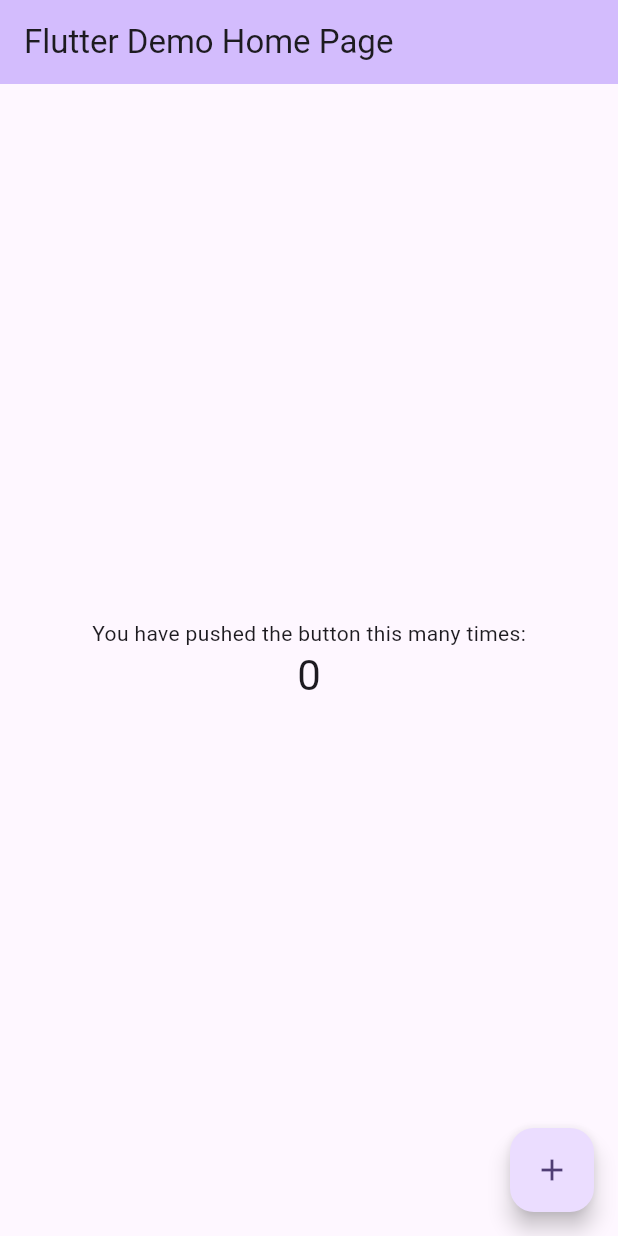
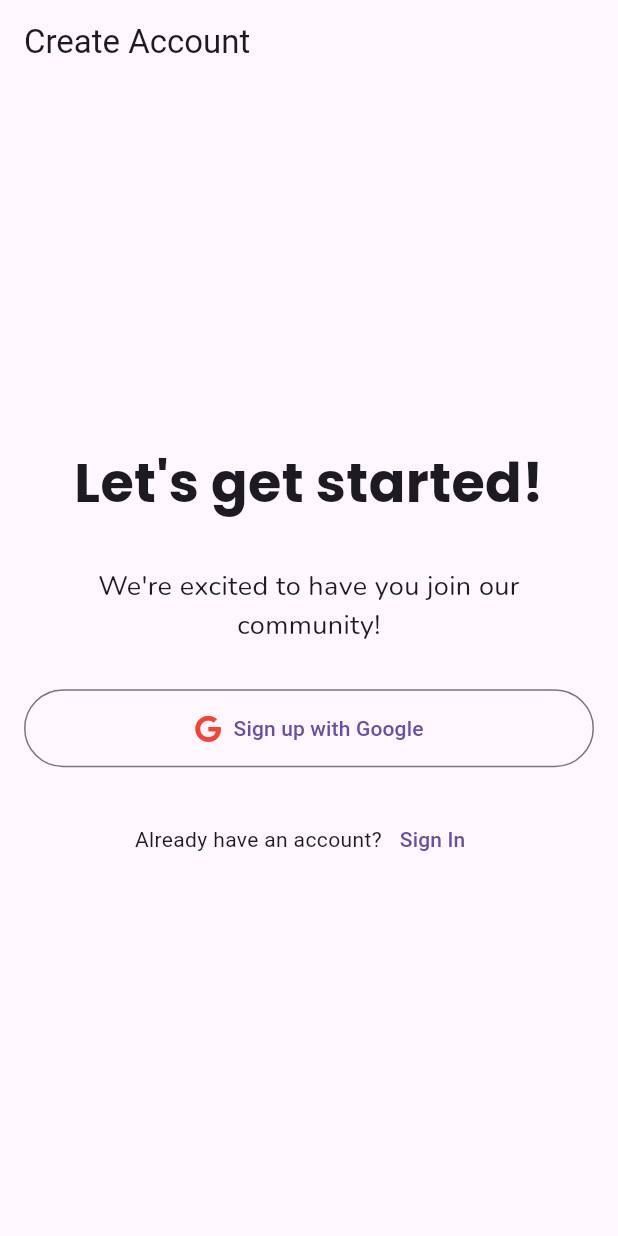
Before and after one commit to jaiakash/complaint_app, a Flutter app: the screen it shows after launch, on a phone screen of 412 x 824 dp. Run offline on Flutter 3.47's test engine with Material 3 defaults, Android fonts, the light colour scheme and no system bars; our stand-ins replace firebase_auth, firebase_core, fluttertoast, font_awesome_flutter, google_fonts, google_sign_in; accounts and stored records are empty; generated files the repository leaves out were written again.

Commit message:
feature/add google auth (#14)
* Google Auth service and auth pages created

* Google Auth functioning, check for further bugs and inspect thoroughly

* Google Auth service update: Remove the email-password pair provision of auth, simply go with Google OAuth

* fixes

* fix: git ignore, rm .vscode and chore

---------

Co-authored-by: Akash Jaiswal <akashjaiswal3846@gmail.com>

```diff
--- a/lib/main.dart
+++ b/lib/main.dart
@@ -1,125 +1,32 @@
+import 'package:complaint_app/firebase_options.dart';
+import 'package:complaint_app/pages/auth/auth_wrapper.dart';
+import 'package:complaint_app/pages/home/home_page.dart';
 import 'package:flutter/material.dart';
+import 'package:firebase_core/firebase_core.dart';
 
-void main() {
+void main() async {
+  WidgetsFlutterBinding.ensureInitialized();
+  await Firebase.initializeApp(options: DefaultFirebaseOptions.currentPlatform);
   runApp(const MyApp());
 }
 
 class MyApp extends StatelessWidget {
   const MyApp({super.key});
 
-  // This widget is the root of your application.
   @override
   Widget build(BuildContext context) {
     return MaterialApp(
-      title: 'Flutter Demo',
+      title: 'Firebase Auth Demo',
+      debugShowCheckedModeBanner: false,
       theme: ThemeData(
-        // This is the theme of your application.
-        //
-        // TRY THIS: Try running your application with "flutter run". You'll see
-        // the application has a purple toolbar. Then, without quitting the app,
-        // try changing the seedColor in the colorScheme below to Colors.green
-        // and then invoke "hot reload" (save your changes or press the "hot
-        // reload" button in a Flutter-supported IDE, or press "r" if you used
-        // the command line to start the app).
-        //
-        // Notice that the counter didn't reset back to zero; the application
-        // state is not lost during the reload. To reset the state, use hot
-        // restart instead.
-        //
-        // This works for code too, not just values: Most code changes can be
-        // tested with just a hot reload.
-        colorScheme: ColorScheme.fromSeed(seedColor: Colors.deepPurple),
-        useMaterial3: true,
+        primarySwatch: Colors.blue,
+        visualDensity: VisualDensity.adaptivePlatformDensity,
       ),
-      home: const MyHomePage(title: 'Flutter Demo Home Page'),
+      home: const AuthWrapper(),
+      routes: {
+        '/auth': (context) => const AuthScreen(),
+        '/home': (context) => const HomeScreen(),
+      },
     );
   }
 }
-
-class MyHomePage extends StatefulWidget {
-  const MyHomePage({super.key, required this.title});
-
-  // This widget is the home page of your application. It is stateful, meaning
-  // that it has a State object (defined below) that contains fields that affect
-  // how it looks.
-
-  // This class is the configuration for the state. It holds the values (in this
-  // case the title) provided by the parent (in this case the App widget) and
-  // used by the build method of the State. Fields in a Widget subclass are
-  // always marked "final".
-
-  final String title;
-
-  @override
-  State<MyHomePage> createState() => _MyHomePageState();
-}
-
-class _MyHomePageState extends State<MyHomePage> {
-  int _counter = 0;
-
-  void _incrementCounter() {
-    setState(() {
-      // This call to setState tells the Flutter framework that something has
-      // changed in this State, which causes it to rerun the build method below
-      // so that the display can reflect the updated values. If we changed
-      // _counter without calling setState(), then the build method would not be
-      // called again, and so nothing would appear to happen.
-      _counter++;
-    });
-  }
-
-  @override
-  Widget build(BuildContext context) {
-    // This method is rerun every time setState is called, for instance as done
-    // by the _incrementCounter method above.
-    //
-    // The Flutter framework has been optimized to make rerunning build methods
-    // fast, so that you can just rebuild anything that needs updating rather
-    // than having to individually change instances of widgets.
-    return Scaffold(
-      appBar: AppBar(
-        // TRY THIS: Try changing the color here to a specific color (to
-        // Colors.amber, perhaps?) and trigger a hot reload to see the AppBar
-        // change color while the other colors stay the same.
-        backgroundColor: Theme.of(context).colorScheme.inversePrimary,
-        // Here we take the value from the MyHomePage object that was created by
-        // the App.build method, and use it to set our appbar title.
-        title: Text(widget.title),
-      ),
-      body: Center(
-        // Center is a layout widget. It takes a single child and positions it
-        // in the middle of the parent.
-        child: Column(
-          // Column is also a layout widget. It takes a list of children and
-          // arranges them vertically. By default, it sizes itself to fit its
-          // children horizontally, and tries to be as tall as its parent.
-          //
-          // Column has various properties to control how it sizes itself and
-          // how it positions its children. Here we use mainAxisAlignment to
-          // center the children vertically; the main axis here is the vertical
-          // axis because Columns are vertical (the cross axis would be
-          // horizontal).
-          //
-          // TRY THIS: Invoke "debug painting" (choose the "Toggle Debug Paint"
-          // action in the IDE, or press "p" in the console), to see the
-          // wireframe for each widget.
-          mainAxisAlignment: MainAxisAlignment.center,
-          children: <Widget>[
-            const Text(
-              'You have pushed the button this many times:',
-            ),
-            Text(
-              '$_counter',
-              style: Theme.of(context).textTheme.headlineMedium,
-            ),
-          ],
-        ),
-      ),
-      floatingActionButton: FloatingActionButton(
-        onPressed: _incrementCounter,
-        tooltip: 'Increment',
-        child: const Icon(Icons.add),
-      ), // This trailing comma makes auto-formatting nicer for build methods.
-    );
-  }
-}
--- /dev/null
+++ b/lib/pages/auth/auth_wrapper.dart
@@ -0,0 +1,60 @@
+import 'package:complaint_app/pages/auth/sign_up_page.dart';
+import 'package:complaint_app/pages/auth/sign_in_page.dart';
+import 'package:complaint_app/pages/home/home_page.dart';
+import 'package:flutter/material.dart';
+import 'package:firebase_auth/firebase_auth.dart';
+
+import 'package:complaint_app/services/auth/auth_service.dart';
+
+
+class AuthScreen extends StatefulWidget {
+  const AuthScreen({Key? key}) : super(key: key);
+
+  @override
+  _AuthScreenState createState() => _AuthScreenState();
+}
+
+class _AuthScreenState extends State<AuthScreen> {
+  bool _isSignIn = false;
+
+  void _toggleAuth() {
+    setState(() {
+      _isSignIn = !_isSignIn;
+    });
+  }
+
+  @override
+  Widget build(BuildContext context) {
+    return _isSignIn
+        ? SignInScreen(onSignUpPressed: _toggleAuth)
+        : SignUpScreen(onSignInPressed: _toggleAuth);
+  }
+}
+
+// Auth wrapper to manage auth state
+class AuthWrapper extends StatelessWidget {
+  const AuthWrapper({super.key});
+
+  @override
+  Widget build(BuildContext context) {
+    return StreamBuilder<User?>(
+      stream: AuthService().authStateChanges,
+      builder: (context, snapshot) {
+        if (snapshot.connectionState == ConnectionState.active) {
+          final user = snapshot.data;
+          if (user == null) {
+            return const AuthScreen();
+          }
+          return const HomeScreen();
+        }
+
+        // Show loading screen while checking auth state
+        return const Scaffold(
+          body: Center(
+            child: CircularProgressIndicator(),
+          ),
+        );
+      },
+    );
+  }
+}
--- /dev/null
+++ b/lib/pages/auth/sign_up_page.dart
@@ -0,0 +1,106 @@
+import 'package:flutter/material.dart';
+import 'package:fluttertoast/fluttertoast.dart';
+import 'package:font_awesome_flutter/font_awesome_flutter.dart';
+import 'package:complaint_app/services/auth/auth_service.dart';
+import 'package:google_fonts/google_fonts.dart';
+
+class SignUpScreen extends StatefulWidget {
+  final Function() onSignInPressed;
+
+  const SignUpScreen({super.key, required this.onSignInPressed});
+
+  @override
+  _SignUpScreenState createState() => _SignUpScreenState();
+}
+
+class _SignUpScreenState extends State<SignUpScreen> {
+  final AuthService _authService = AuthService();
+
+  bool _isLoading = false;
+
+  Future<void> _signUpWithGoogle() async {
+    setState(() {
+      _isLoading = true;
+    });
+
+    // Call signInWithGoogle and await the result
+    final userCredential = await _authService.signInWithGoogle();
+
+    setState(() {
+      _isLoading = false;
+    });
+
+    // If sign-up is successful (non-null UserCredential)
+    if (userCredential != null) {
+      // Navigate to home screen
+      if (mounted) {
+        Navigator.pushReplacementNamed(context, '/home');
+      }
+    } else {
+      // Show error message
+      Fluttertoast.showToast(
+          msg: 'Failed to sign up with Google',
+          toastLength: Toast.LENGTH_SHORT,
+          gravity: ToastGravity.CENTER);
+    }
+  }
+
+  @override
+  Widget build(BuildContext context) {
+    return Scaffold(
+      appBar: AppBar(
+        title: const Text('Create Account'),
+      ),
+      body: SafeArea(
+        child: Center(
+          child: SingleChildScrollView(
+            padding: const EdgeInsets.all(16.0),
+            child: Column(
+              mainAxisAlignment: MainAxisAlignment.center,
+              crossAxisAlignment: CrossAxisAlignment.stretch,
+              children: [
+                Text('Let\'s get started!',
+                    textAlign: TextAlign.center,
+                    style: GoogleFonts.poppins(
+                        fontSize: 36, fontWeight: FontWeight.bold)),
+                const SizedBox(height: 30),
+
+                Text(
+                  'We\'re excited to have you join our community!',
+                  textAlign: TextAlign.center,
+                  style: GoogleFonts.nunito(
+                    fontSize: 18,
+                  ),
+                ),
+                const SizedBox(height: 30),
+
+                // Google sign-up button
+                OutlinedButton.icon(
+                  onPressed: _isLoading ? null : _signUpWithGoogle,
+                  icon: const Icon(FontAwesomeIcons.google, color: Colors.red),
+                  label: const Text('Sign up with Google'),
+                  style: OutlinedButton.styleFrom(
+                    padding: const EdgeInsets.symmetric(vertical: 16),
+                  ),
+                ),
+                const SizedBox(height: 24),
+
+                // Sign in link
+                Row(
+                  mainAxisAlignment: MainAxisAlignment.center,
+                  children: [
+                    const Text('Already have an account?'),
+                    TextButton(
+                      onPressed: widget.onSignInPressed,
+                      child: const Text('Sign In'),
+                    ),
+                  ],
+                ),
+              ],
+            ),
+          ),
+        ),
+      ),
+    );
+  }
+}
--- /dev/null
+++ b/lib/services/auth/auth_service.dart
@@ -0,0 +1,127 @@
+import 'package:flutter/material.dart';
+import 'package:fluttertoast/fluttertoast.dart';
+import 'package:firebase_auth/firebase_auth.dart';
+import 'package:google_sign_in/google_sign_in.dart';
+
+class AuthService {
+  final FirebaseAuth _auth = FirebaseAuth.instance;
+  final GoogleSignIn _googleSignIn = GoogleSignIn();
+
+  // Get current user
+  User? get currentUser => _auth.currentUser;
+
+  // Auth state changes stream
+  Stream<User?> get authStateChanges => _auth.authStateChanges();
+
+  // Sign in with Google
+  Future<UserCredential?> signInWithGoogle() async {
+    try {
+      // Trigger the authentication flow
+      final GoogleSignInAccount? googleUser = await _googleSignIn.signIn();
+
+      if (googleUser == null) {
+        _handleAuthException(FirebaseAuthException(
+          code: 'sign-in-aborted',
+          message: 'Google sign in aborted',
+        ));
+        return null; // Return null if the user cancels sign-in
+      }
+
+      // Obtain the auth details from the request
+      final GoogleSignInAuthentication googleAuth =
+          await googleUser.authentication;
+
+      // Create a new credential
+      final OAuthCredential credential = GoogleAuthProvider.credential(
+        accessToken: googleAuth.accessToken,
+        idToken: googleAuth.idToken,
+      );
+
+      // Sign in with the credential and return the result
+      return await _auth.signInWithCredential(credential);
+    } on FirebaseAuthException catch (e) {
+      _handleAuthException(e);
+      return null; // Return null in case of an error
+    } catch (e) {
+      _handleAuthException(FirebaseAuthException(
+        code: 'unknown-error',
+        message: 'Failed to sign in with Google: ${e.toString()}',
+      ));
+      return null; // Return null in case of an unknown error
+    }
+  }
+
+  // Sign out
+  Future<void> signOut() async {
+    try {
+      await _googleSignIn.signOut();
+      await _auth.signOut();
+    } catch (e) {
+      _handleAuthException(FirebaseAuthException(
+        code: 'sign-out-error',
+        message: 'Failed to sign out: ${e.toString()}',
+      ));
+    }
+  }
+
+  // Password reset
+  Future<void> resetPassword(String email) async {
+    try {
+      await _auth.sendPasswordResetEmail(email: email);
+    } on FirebaseAuthException catch (e) {
+      _handleAuthException(e);
+    }
+  }
+
+  // Handle Firebase auth exceptions
+  void _handleAuthException(FirebaseAuthException e) {
+    print('Firebase Auth Error: ${e.code} - ${e.message}');
+
+    String message;
+    switch (e.code) {
+      case 'user-not-found':
+        message = 'No user found with this email.';
+        break;
+      case 'wrong-password':
+        message = 'Incorrect password.';
+        break;
+      case 'email-already-in-use':
+        message = 'This email is already registered.';
+        break;
+      case 'weak-password':
+        message = 'Password is too weak.';
+        break;
+      case 'invalid-email':
+        message = 'Invalid email format.';
+        break;
+      case 'operation-not-allowed':
+        message = 'This sign-in method is not enabled.';
+        break;
+      case 'account-exists-with-different-credential':
+        message = 'An account already exists with the same email address but different sign-in credentials.';
+        break;
+      case 'sign-in-aborted':
+        message = 'Google sign in aborted.';
+        break;
+      case 'sign-out-error':
+        message = 'Failed to sign out.';
+        break;
+      case 'unknown-error':
+        message = e.message ?? 'An unknown error occurred.';
+        break;
+      default:
+        message = 'An error occurred. Please try again.';
+    }
+
+    // Show toast message
+    Fluttertoast.showToast(
+      msg: message,
+      toastLength: Toast.LENGTH_SHORT,
+      gravity: ToastGravity.BOTTOM,
+      timeInSecForIosWeb: 1,
+      backgroundColor: Colors.black,
+      textColor: Colors.white,
+      fontSize: 16.0,
+    );
+  }
+}
--- a/pubspec.yaml
+++ b/pubspec.yaml
@@ -34,6 +34,12 @@ dependencies:
   # The following adds the Cupertino Icons font to your application.
   # Use with the CupertinoIcons class for iOS style icons.
   cupertino_icons: ^1.0.8
+  firebase_core: ^3.12.1
+  firebase_auth: ^5.5.1
+  google_sign_in: ^6.3.0
+  font_awesome_flutter: ^10.8.0
+  google_fonts: ^6.2.1
+  fluttertoast: ^8.2.12
 
 dev_dependencies:
   flutter_test:
```
Also changed, not shown: lib/pages/auth/sign_in_page.dart (added, +106 -0 lines), lib/pages/home/home_page.dart (added, +47 -0 lines), pubspec.lock, 6 other files.
